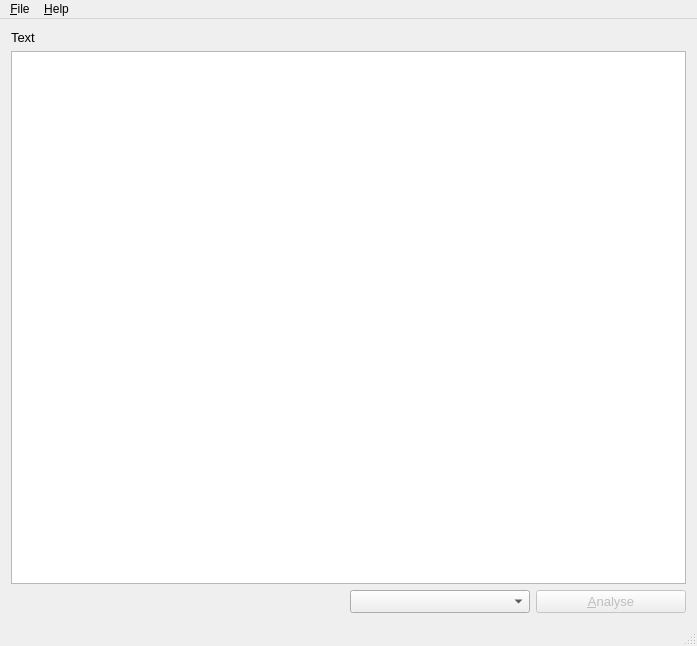
Above: mainwindow.ui from TutorExilius/MyCuteThesaurus before the change. Below: the same form after it.
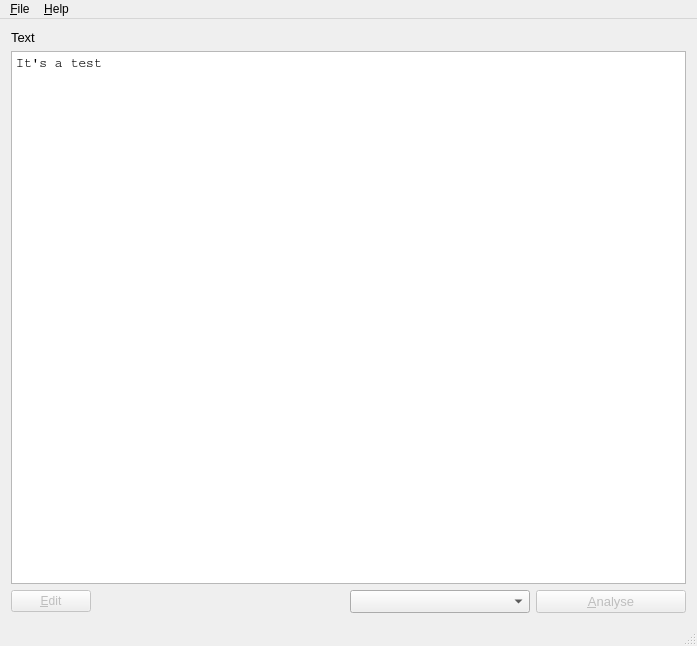
That is the form after the change. Custom widgets are drawn as their Qt base class.

The edit to the form file:
```diff
--- a/mainwindow.ui
+++ b/mainwindow.ui
@@ -35,9 +35,20 @@
      <widget class="MyTextEdit" name="textEdit">
       <property name="font">
        <font>
+        <family>Courier</family>
         <pointsize>10</pointsize>
        </font>
       </property>
+      <property name="readOnly">
+       <bool>false</bool>
+      </property>
+      <property name="html">
+       <string>&lt;!DOCTYPE HTML PUBLIC &quot;-//W3C//DTD HTML 4.0//EN&quot; &quot;http://www.w3.org/TR/REC-html40/strict.dtd&quot;&gt;
+&lt;html&gt;&lt;head&gt;&lt;meta name=&quot;qrichtext&quot; content=&quot;1&quot; /&gt;&lt;style type=&quot;text/css&quot;&gt;
+p, li { white-space: pre-wrap; }
+&lt;/style&gt;&lt;/head&gt;&lt;body style=&quot; font-family:'Courier'; font-size:10pt; font-weight:400; font-style:normal;&quot;&gt;
+&lt;p style=&quot; margin-top:0px; margin-bottom:0px; margin-left:0px; margin-right:0px; -qt-block-indent:0; text-indent:0px;&quot;&gt;It's a test&lt;/p&gt;&lt;/body&gt;&lt;/html&gt;</string>
+      </property>
       <property name="acceptRichText">
        <bool>false</bool>
       </property>
@@ -45,6 +56,29 @@
     </item>
     <item>
      <layout class="QHBoxLayout" name="horizontalLayout">
+      <item>
+       <widget class="QPushButton" name="pushButton_edit">
+        <property name="enabled">
+         <bool>false</bool>
+        </property>
+        <property name="text">
+         <string>&amp;Edit</string>
+        </property>
+       </widget>
+      </item>
+      <item>
+       <spacer name="horizontalSpacer">
+        <property name="orientation">
+         <enum>Qt::Horizontal</enum>
+        </property>
+        <property name="sizeHint" stdset="0">
+         <size>
+          <width>40</width>
+          <height>20</height>
+         </size>
+        </property>
+       </spacer>
+      </item>
       <item>
        <widget class="QLabel" name="label_statistics">
         <property name="font">
```
Left out of the diff: 3 changed lines with no effect on the pictures.
